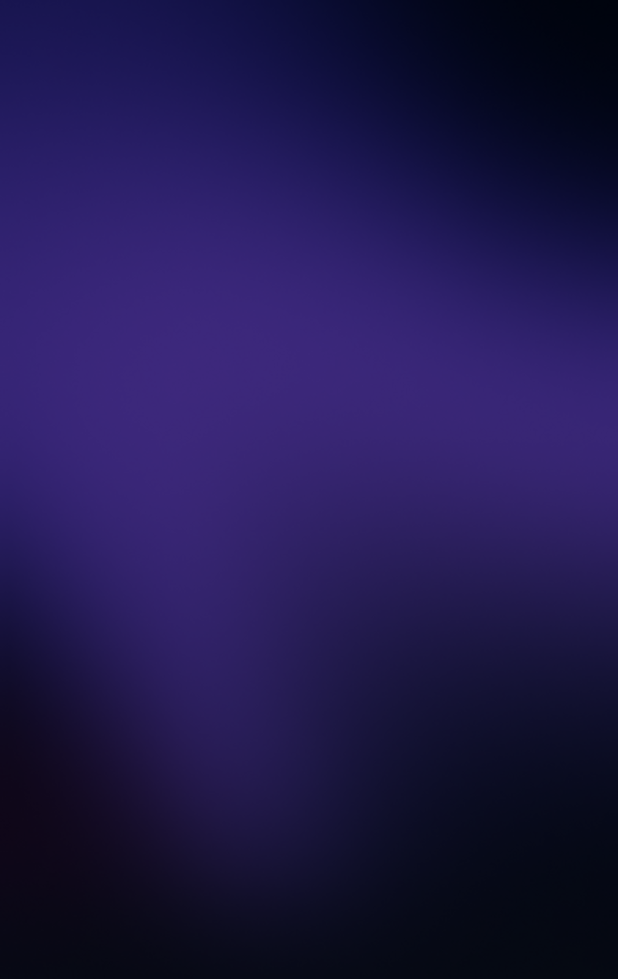
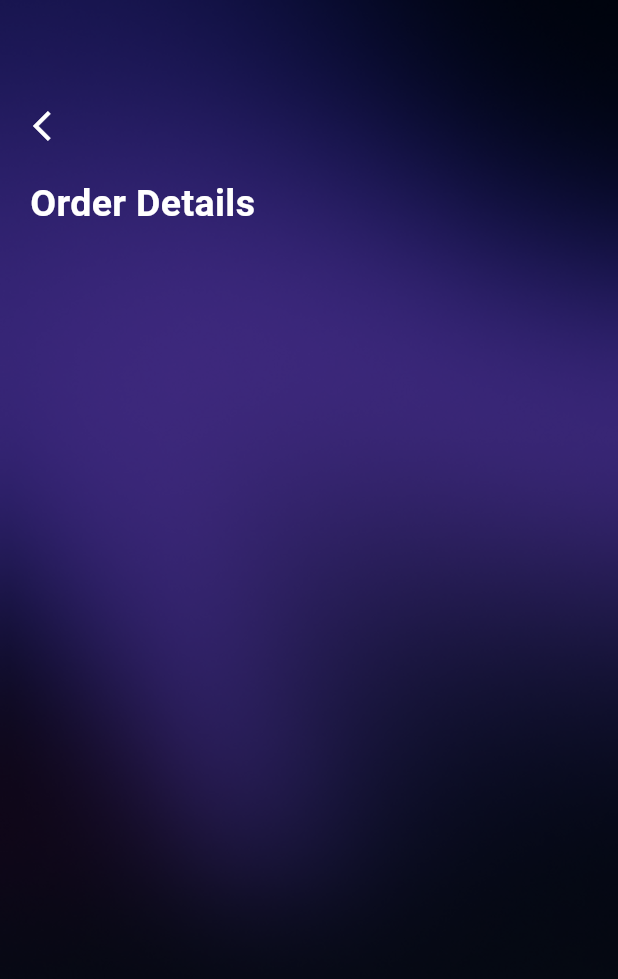
Before and after one commit to adeenazara2002/Flutter-final-hackathon, a Flutter app: the screen it shows after launch, on a phone screen of 412 x 824 dp. Shown: the top 979 px of the screen. Run offline on Flutter 3.47's test engine with Material 3 defaults, Android fonts, the phone set to English and light mode, and no system bars; missing offline and left inert: dart:ffi.

Commit message:
Order details Screen

```diff
--- a/lib/Screens/Order/orderDetails.dart
+++ b/lib/Screens/Order/orderDetails.dart
@@ -1,4 +1,5 @@
 import 'dart:async';
+import 'dart:ffi';
 import 'dart:ui';
 import 'package:finalhackathonapplication/Screens/Home/DetailsContainer.dart';
 import 'package:finalhackathonapplication/Screens/Home/categoryContainer.dart';
@@ -25,7 +26,45 @@ class _OrderDetailsScreenState extends State<OrderDetailsScreen> {
             fit: BoxFit.cover,
           ),
         ),
-        child: Column(children: []),
+        child: Column(children: [
+          SizedBox(
+            height: 60,
+          ),
+          Row(
+            children: [
+              SizedBox(
+                width: 10,
+              ),
+              IconButton(
+                icon: Icon(Icons.arrow_back_ios, color: Colors.white),
+                onPressed: () {
+                  Navigator.push(
+                    context,
+                    MaterialPageRoute(builder: (context) => MenuScreen()),
+                  );
+                },
+              ),
+            ],
+          ),
+          SizedBox(
+            height: 10,
+          ),
+          Row(
+            children: [
+              SizedBox(
+                width: 20,
+              ),
+              Text(
+                'Order Details',
+                style: TextStyle(
+                  fontSize: 25,
+                  fontWeight: FontWeight.w700,
+                  color: Color.fromRGBO(255, 255, 255, 1),
+                ),
+              ),
+            ],
+          ),
+        ]),
       ),
     ]));
   }
```
